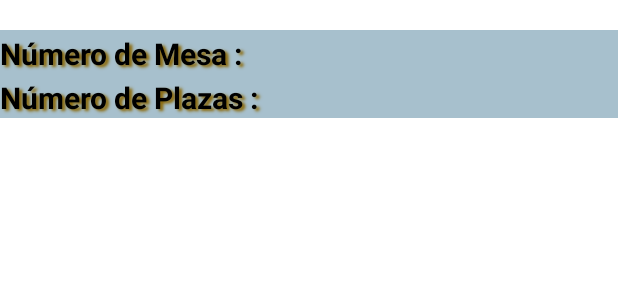
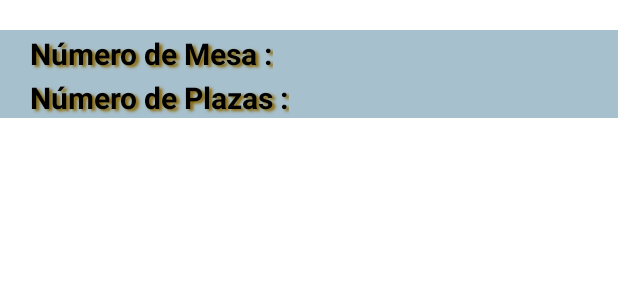
Before and after one commit to ncgomez17/RestaurantesNight, an Android app: the layout list_mesas.xml on its own in the app's theme, with its tools: preview values and no code run, on a phone screen of 412 x 824 dp. Shown: the top 300 px of the screen. Run offline under Robolectric (Android 15) with nearby library versions, the phone set to English and light mode, and no system bars.

Commit message:
Menu de Mesas

```diff
--- a/app/src/main/java/com/example/restaurantesnight/CORE/SqlIO.java
+++ b/app/src/main/java/com/example/restaurantesnight/CORE/SqlIO.java
@@ -100,6 +100,7 @@ public class SqlIO  extends SQLiteOpenHelper {
             DB.endTransaction();
         }
     }
+
     public void eliminar_Mesa(int id)
     {
         final SQLiteDatabase DB = this.getWritableDatabase();
@@ -110,11 +111,11 @@ public class SqlIO  extends SQLiteOpenHelper {
         try {
             DB.beginTransaction();
             DB.execSQL("DELETE FROM " + TABLA_MESAS
-                    + "("
+
                     + " WHERE "
                     + MESAS_ID + " = "
                     + id
-                    + ")"
+
             );
             DB.setTransactionSuccessful();
         } catch(SQLException error)
--- a/app/src/main/java/com/example/restaurantesnight/IU/MainActivity.java
+++ b/app/src/main/java/com/example/restaurantesnight/IU/MainActivity.java
@@ -32,4 +32,5 @@ public class MainActivity extends AppCompatActivity {
             }
         });
     }
+
 }
--- a/app/src/main/res/layout/list_mesas.xml
+++ b/app/src/main/res/layout/list_mesas.xml
@@ -4,7 +4,8 @@
     android:layout_width="match_parent"
     android:layout_height="match_parent"
     android:orientation="vertical"
-    android:foreground="?android:attr/selectableItemBackground">
+    android:foreground="?android:attr/selectableItemBackground"
+    android:layout_centerHorizontal="true">
     <LinearLayout
     android:layout_width="match_parent"
     android:layout_height="wrap_content"
@@ -14,9 +15,9 @@
 
         >
         <TextView
-            android:layout_width="match_parent"
+            android:layout_width="wrap_content"
             android:layout_height="wrap_content"
-            android:layout_weight="0.7"
+            android:layout_marginLeft="20dp"
             android:text="Número de Mesa :"
             android:textSize="20dp"
             android:textStyle="bold"
@@ -27,12 +28,13 @@
             android:shadowRadius="1.8"
              />
 
-        <TextView      android:id="@+id/id_mesa"
-            android:layout_width="match_parent"
+        <TextView
+            android:id="@+id/id_mesa"
+            android:layout_width="wrap_content"
             android:layout_height="wrap_content"
-            android:layout_weight="0.6"
-            android:textStyle="bold"
-            android:textAppearance="@style/TextAppearance.AppCompat.Large" />
+            android:layout_marginLeft="20dp"
+            android:textAppearance="@style/TextAppearance.AppCompat.Large"
+            android:textStyle="bold" />
     </LinearLayout>
     <LinearLayout
         android:layout_width="match_parent"
@@ -41,9 +43,9 @@
         android:orientation="horizontal"
         >
         <TextView
-            android:layout_width="match_parent"
+            android:layout_width="wrap_content"
             android:layout_height="wrap_content"
-            android:layout_weight="0.7"
+            android:layout_marginLeft="20dp"
             android:text="Número de Plazas :"
             android:textSize="20dp"
             android:textStyle="bold"
@@ -54,9 +56,9 @@
             android:shadowRadius="1.8"
             />
         <TextView      android:id="@+id/num_plazas"
-            android:layout_width="match_parent"
+            android:layout_width="wrap_content"
             android:layout_height="wrap_content"
-            android:layout_weight="0.6"
+            android:layout_marginLeft="10dp"
             android:textStyle="bold"
             android:textAppearance="@style/TextAppearance.AppCompat.Large"
             />
--- /dev/null
+++ b/app/src/main/res/menu/menu_mesas.xml
@@ -0,0 +1,6 @@
+<?xml version="1.0" encoding="utf-8"?>
+<menu xmlns:android="http://schemas.android.com/apk/res/android">
+    <item android:title="@string/anhadir_mesa" android:id="@+id/menu_anhadir_mesa" />
+    <item android:title="@string/eliminar_mesa" android:id="@+id/menu_eliminar_mesa" />
+    <item android:title="@string/eliminar_mesas" android:id="@+id/menu_eliminar_mesas" />
+</menu>
--- a/app/src/main/res/values/strings.xml
+++ b/app/src/main/res/values/strings.xml
@@ -1,4 +1,6 @@
 <resources>
     <string name="app_name">RestaurantesNight</string>
     <string name="anhadir_mesa">Añadir mesa</string>
+    <string name="eliminar_mesa">Eliminar una mesa</string>
+    <string name="eliminar_mesas">Eliminar todas las mesas</string>
 </resources>
```
Also changed, not shown: app/src/main/java/com/example/restaurantesnight/IU/Mesas_activity.java (+55 -3 lines).
